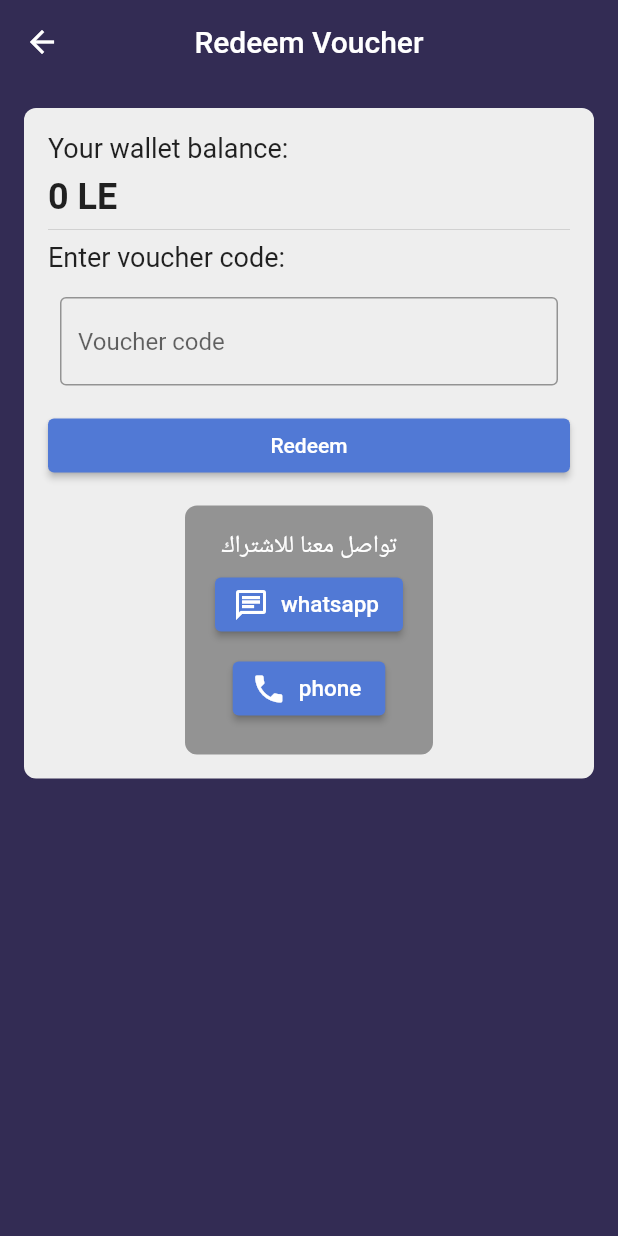
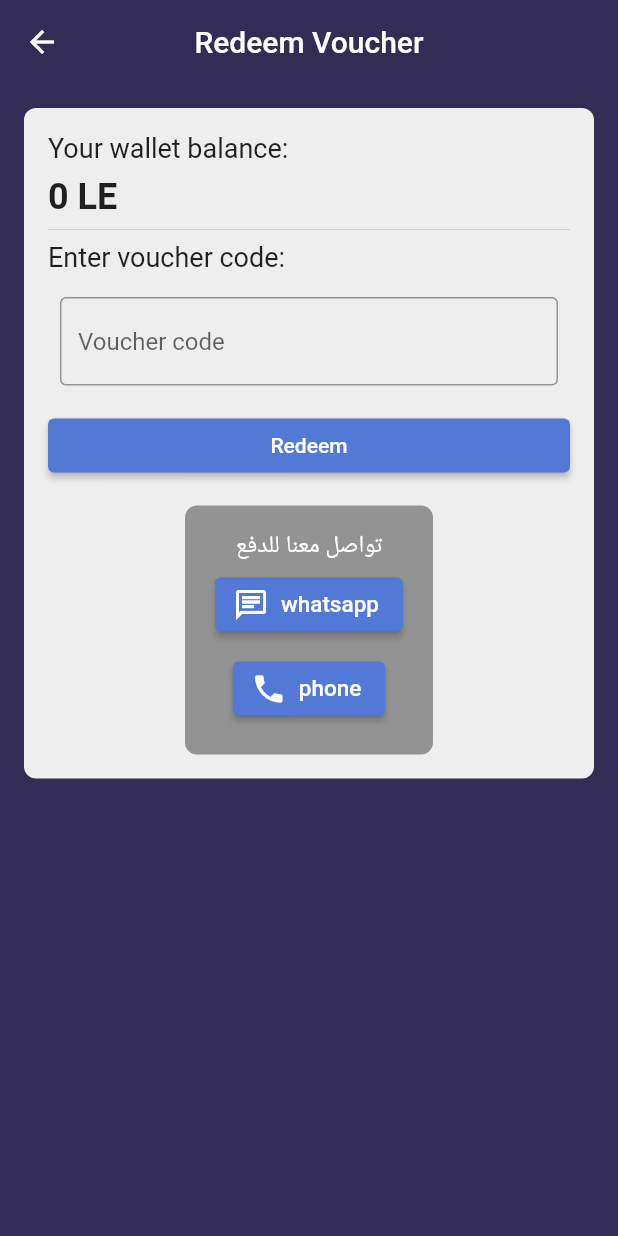
Before and after one commit to mazen-salah/E-learning-platform-Flutter, a Flutter app: the VoucherRedeemPage screen opened directly, on a phone screen of 412 x 824 dp. Run offline on Flutter 3.47's test engine with Material 2 defaults, Android fonts, the phone set to English and light mode, and no system bars; our stand-ins replace cloud_firestore, firebase_auth, firebase_core, flutter_signin_button, google_fonts, google_sign_in and 2 more; accounts and stored records are empty; statements that could not run were skipped.

Commit message:
Update voucher_redeem.dart

```diff
--- a/lib/screens/voucher_redeem.dart
+++ b/lib/screens/voucher_redeem.dart
@@ -200,7 +200,7 @@ class _VoucherRedeemPageState extends State<VoucherRedeemPage> {
                 child: Column(
                   crossAxisAlignment: CrossAxisAlignment.center,
                   children: [
-                    const Text("تواصل معنا للاشتراك",
+                    const Text("تواصل معنا للدفع",
                         style: TextStyle(fontSize: 16, color: Colors.white)),
                     linkButton("whatsapp", "whatsapp", Icons.chat_outlined),
                     linkButton("phone", "phone", Icons.phone),
```
